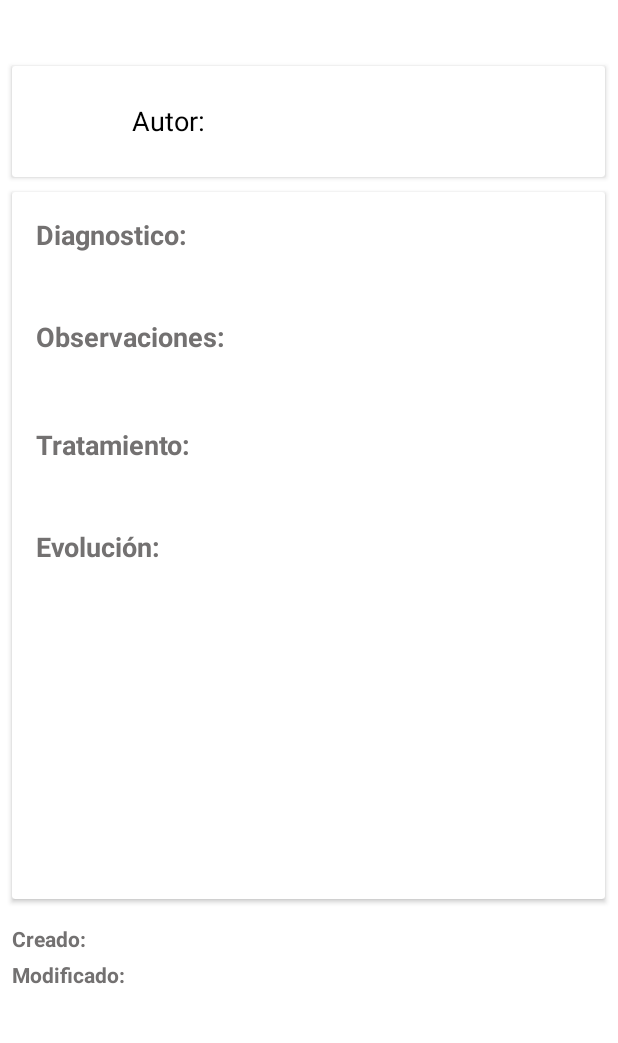
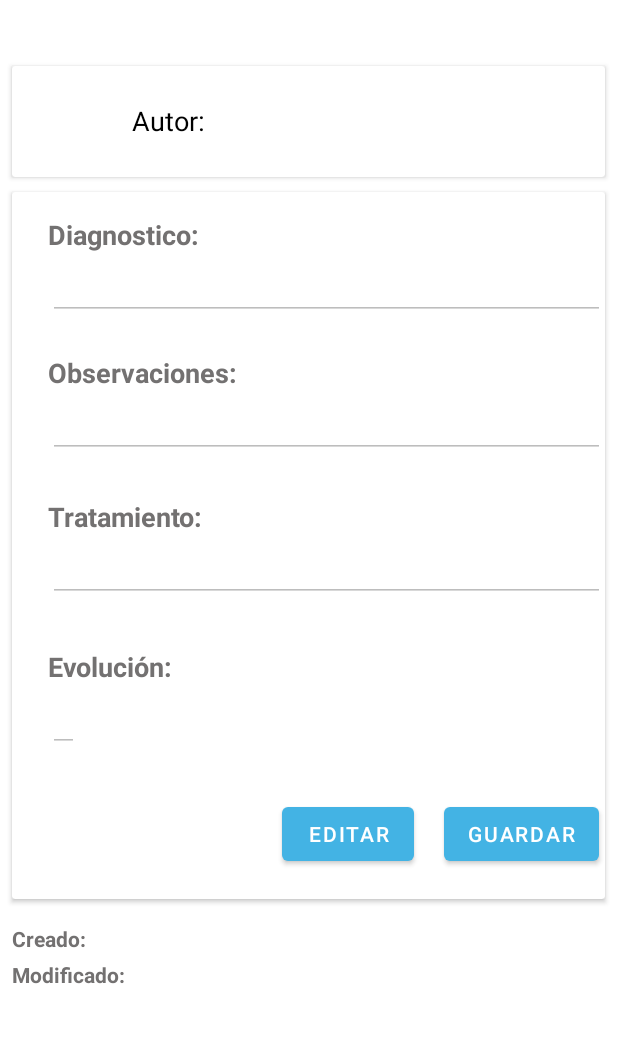
Before and after one commit to CabBerumen/KBocchiV2, an Android app: the Notas screen opened directly, with no data from a screen before it, on a phone screen of 412 x 824 dp, the part 84-1127 px from its top. Run offline under Robolectric (Android 15) with nearby library versions, the phone set to English and light mode, and no system bars; our stand-ins replace CircleImageView, Firebase (no records; nobody signed in at launch, a user with empty details on screens opened directly), Picasso; pictures from the network do not load; Roboto replaces fonts that are not available here.

Commit message:
editar notas

```diff
--- a/app/src/main/java/com/example/kbocchiv2/Interfaces/ApiService.java
+++ b/app/src/main/java/com/example/kbocchiv2/Interfaces/ApiService.java
@@ -37,4 +37,5 @@ public interface ApiService {
     @GET("notas/terapeuta/{id_terapeuta}")
     Call<List<RequestBitacora>> obtenerListaNotas(@Path("id_terapeuta") String idTerapeuta, @Query("id_paciente") String id_Paciente );
 
+
 }
--- a/app/src/main/java/com/example/kbocchiv2/ListaNotas.kt
+++ b/app/src/main/java/com/example/kbocchiv2/ListaNotas.kt
@@ -148,6 +148,7 @@ class ListaNotas : AppCompatActivity() {
             holder.itemView.setOnClickListener {
                 val intent = Intent(this@ListaNotas, Notas::class.java)
                 intent.putExtra("nombre", listan.cita?.terapeutaDatos?.usuario?.nombre)
+                intent.putExtra("id", listan.id.toString())
                 intent.putExtra("diagnostico", listan.diagnostico)
                 intent.putExtra("observaciones", listan.observaciones)
                 intent.putExtra("tratamiento", listan.tratamiento)
@@ -156,6 +157,7 @@ class ListaNotas : AppCompatActivity() {
                 intent.putExtra("fecha_edicion", listan.fechaEdicion)
                 intent.putExtra("titulo", listan.titulo)
                 intent.putExtra("foto_perfil", listan.cita?.terapeutaDatos?.usuario?.fotoPerfil)
+                intent.putExtra("id_cita", listan.idCita.toString())
                 startActivity(intent)
 
             }
--- a/app/src/main/res/layout/activity_notas.xml
+++ b/app/src/main/res/layout/activity_notas.xml
@@ -98,21 +98,22 @@
                 <TextView
                     android:layout_width="wrap_content"
                     android:layout_height="wrap_content"
-                    android:layout_marginStart="16dp"
+                    android:layout_marginStart="24dp"
                     android:layout_marginTop="16dp"
                     android:text="Diagnostico:"
                     android:textColor="#737171"
+                    android:textSize="18sp"
                     android:textStyle="bold"
-                    android:textSize="18sp"
                     app:layout_constraintStart_toStartOf="parent"
                     app:layout_constraintTop_toTopOf="parent" />
 
-                <TextView
+                <EditText
                     android:id="@+id/diagnosticoNotas"
                     android:layout_width="match_parent"
                     android:layout_height="wrap_content"
-                    android:layout_marginStart="16dp"
-                    android:layout_marginTop="48dp"
+                    android:layout_marginStart="24dp"
+                    android:layout_marginTop="40dp"
+                    android:enabled="false"
                     android:text="Diagnostico completo"
                     android:textColor="@color/black"
                     android:textSize="18sp"
@@ -123,21 +124,22 @@
 
                     android:layout_width="wrap_content"
                     android:layout_height="wrap_content"
-                    android:layout_marginStart="16dp"
-                    android:layout_marginTop="84dp"
+                    android:layout_marginStart="24dp"
+                    android:layout_marginTop="108dp"
                     android:text="Observaciones:"
                     android:textColor="#737171"
+                    android:textSize="18sp"
                     android:textStyle="bold"
-                    android:textSize="18sp"
                     app:layout_constraintStart_toStartOf="parent"
                     app:layout_constraintTop_toTopOf="parent" />
 
-                <TextView
+                <EditText
                     android:id="@+id/observacionesNotas"
                     android:layout_width="match_parent"
                     android:layout_height="wrap_content"
-                    android:layout_marginStart="16dp"
-                    android:layout_marginTop="116dp"
+                    android:layout_marginStart="24dp"
+                    android:layout_marginTop="132dp"
+                    android:enabled="false"
                     android:text="observaciones tratamiento"
                     android:textColor="@color/black"
                     android:textSize="18sp"
@@ -147,21 +149,22 @@
                 <TextView
                     android:layout_width="wrap_content"
                     android:layout_height="wrap_content"
-                    android:layout_marginStart="16dp"
-                    android:layout_marginTop="156dp"
+                    android:layout_marginStart="24dp"
+                    android:layout_marginTop="204dp"
                     android:text="Tratamiento:"
                     android:textColor="#737171"
+                    android:textSize="18sp"
                     android:textStyle="bold"
-                    android:textSize="18sp"
                     app:layout_constraintStart_toStartOf="parent"
                     app:layout_constraintTop_toTopOf="parent" />
 
-                <TextView
+                <EditText
                     android:id="@+id/tratamientoNotas"
                     android:layout_width="match_parent"
                     android:layout_height="wrap_content"
-                    android:layout_marginStart="16dp"
-                    android:layout_marginTop="188dp"
+                    android:layout_marginStart="24dp"
+                    android:layout_marginTop="228dp"
+                    android:enabled="false"
                     android:text="contenido tratamiento"
                     android:textColor="@color/black"
                     android:textSize="18sp"
@@ -171,24 +174,47 @@
                 <TextView
                     android:layout_width="wrap_content"
                     android:layout_height="wrap_content"
-                    android:layout_marginStart="16dp"
-                    android:layout_marginTop="224dp"
+                    android:layout_marginStart="24dp"
+                    android:layout_marginTop="304dp"
                     android:text="Evolución:"
                     android:textColor="#737171"
+                    android:textSize="18sp"
                     android:textStyle="bold"
+                    app:layout_constraintStart_toStartOf="parent"
+                    app:layout_constraintTop_toTopOf="parent" />
+
+                <EditText
+                    android:id="@+id/evolucionNotas"
+                    android:layout_width="wrap_content"
+                    android:layout_height="wrap_content"
+                    android:layout_marginStart="24dp"
+                    android:layout_marginTop="328dp"
+                    android:enabled="false"
+                    android:text="contenido evolución"
+                    android:textColor="@color/black"
                     android:textSize="18sp"
                     app:layout_constraintStart_toStartOf="parent"
                     app:layout_constraintTop_toTopOf="parent" />
 
-                <TextView
-                    android:id="@+id/evolucionNotas"
+                <Button
+                    android:id="@+id/guardarButton"
                     android:layout_width="wrap_content"
                     android:layout_height="wrap_content"
-                    android:layout_marginStart="16dp"
-                    android:layout_marginTop="256dp"
-                    android:text="contenido evolución"
-                    android:textColor="@color/black"
-                    android:textSize="18sp"
+                    android:layout_marginStart="288dp"
+                    android:layout_marginTop="404dp"
+                    android:onClick="editarTextos"
+                    android:text="Guardar"
+                    app:layout_constraintStart_toStartOf="parent"
+                    app:layout_constraintTop_toTopOf="parent" />
+
+                <Button
+                    android:id="@+id/editButton"
+                    android:layout_width="wrap_content"
+                    android:layout_height="wrap_content"
+                    android:layout_marginStart="180dp"
+                    android:layout_marginTop="404dp"
+                    android:onClick="editarTextos"
+                    android:text="Editar"
                     app:layout_constraintStart_toStartOf="parent"
                     app:layout_constraintTop_toTopOf="parent" />
 
--- a/app/src/main/res/values/strings.xml
+++ b/app/src/main/res/values/strings.xml
@@ -14,5 +14,4 @@
     <!-- TODO: Remove or change this placeholder text -->
     <string name="hello_blank_fragment">Hello blank fragment</string>
 
-
 </resources>
```
Also changed, not shown: app/src/main/java/com/example/kbocchiv2/Notas.kt (+102 -5 lines), app/src/main/res/layout/activity_lista_notas.xml (+1 -10 lines).
